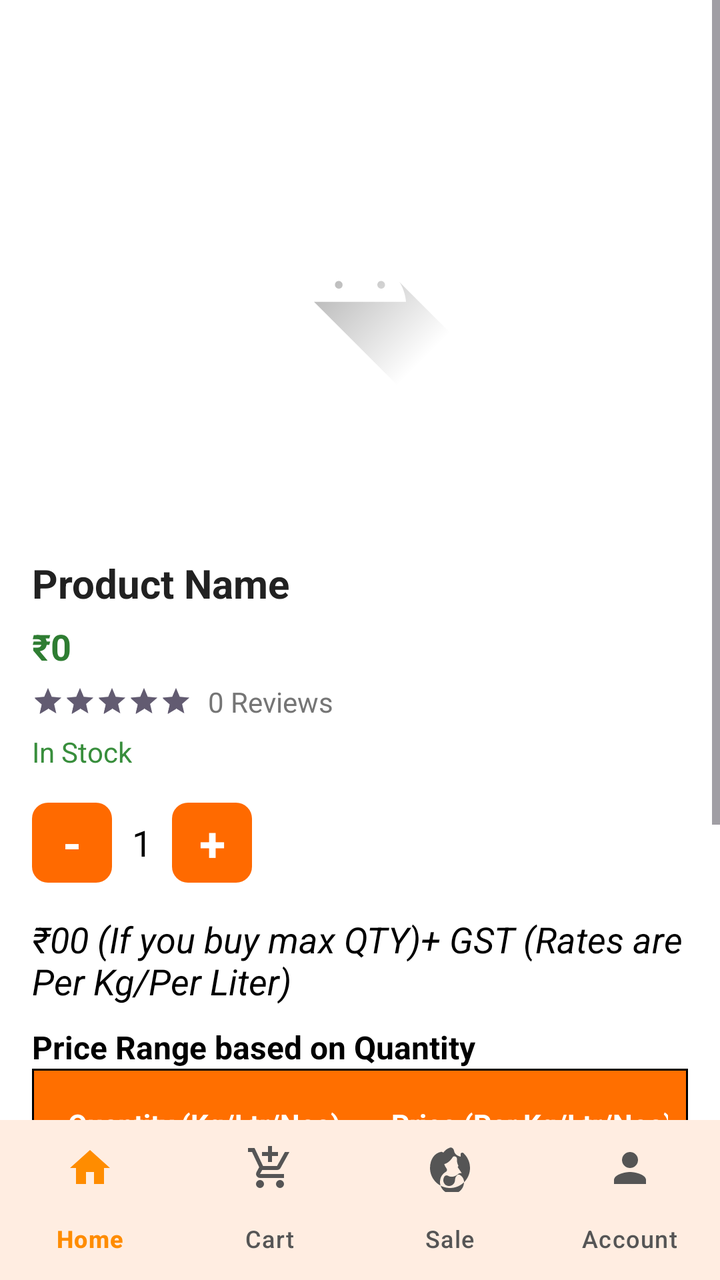
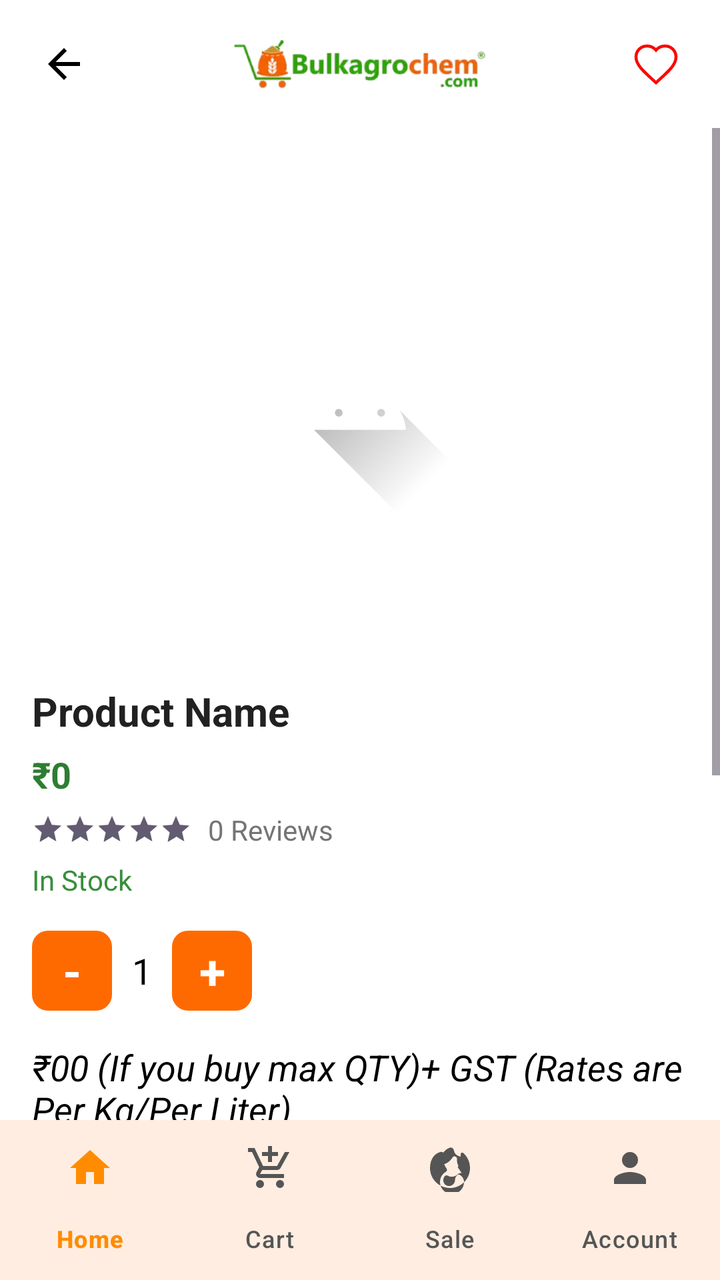

Before-and-after screenshots of an Android layout around one commit, followed by the original layout XML and the change that was made.
<!-- AndroidManifest.xml: application theme Theme.BulkAgrochem -->
<!-- res/layout/activity_product_detail.xml -->
<?xml version="1.0" encoding="utf-8"?>
<LinearLayout
    xmlns:android="http://schemas.android.com/apk/res/android"
    xmlns:app="http://schemas.android.com/apk/res-auto"
    android:layout_width="match_parent"
    android:layout_height="match_parent"
    android:orientation="vertical"
    android:fitsSystemWindows="true"
    android:background="#FFFFFF">

    <ScrollView
        android:id="@+id/main"
        android:layout_width="match_parent"
        android:layout_height="0dp"
        android:layout_weight="1"
        android:background="#FFFFFF">

        <LinearLayout
            android:layout_width="match_parent"
            android:layout_height="wrap_content"
            android:orientation="vertical"
            android:padding="16dp">

            
            <FrameLayout
                android:layout_width="match_parent"
                android:layout_height="wrap_content">

                
                <ImageView
                    android:id="@+id/imgProduct"
                    android:layout_width="match_parent"
                    android:layout_height="250dp"
                    android:scaleType="centerInside"
                    android:src="@drawable/ic_launcher_foreground" />

            </FrameLayout>


            
            <TextView
                android:id="@+id/txtProductName"
                android:layout_width="match_parent"
                android:layout_height="wrap_content"
                android:layout_marginTop="12dp"
                android:text="Product Name"
                android:textColor="#212121"
                android:textSize="20sp"
                android:textStyle="bold" />

            
            <LinearLayout
                android:layout_width="wrap_content"
                android:layout_height="wrap_content"
                android:layout_marginTop="6dp"
                android:orientation="horizontal">

                <TextView
                    android:id="@+id/txtProductPrice"
                    android:layout_width="wrap_content"
                    android:layout_height="wrap_content"
                    android:text="₹0"
                    android:textColor="#2E7D32"
                    android:textSize="18sp"
                    android:textStyle="bold" />

                <FrameLayout
                    android:layout_width="wrap_content"
                    android:layout_height="wrap_content"
                    android:layout_gravity="center_vertical">

                    <TextView
                        android:id="@+id/txtOriginalPrice"
                        android:layout_width="wrap_content"
                        android:layout_height="wrap_content"
                        android:layout_marginStart="8dp"
                        android:text="₹00"
                        android:textColor="#9E9E9E"
                        android:textSize="16sp"
                        android:visibility="gone"/>

                    <FrameLayout
                        android:id="@+id/skeletonPrice"
                        android:layout_width="60dp"
                        android:layout_height="16dp"
                        android:layout_marginStart="8dp"
                        android:visibility="gone">
                        <View android:layout_width="match_parent" android:layout_height="match_parent" android:background="#E0E0E0"/>
                        <View android:id="@+id/shimmerPrice" android:layout_width="match_parent" android:layout_height="match_parent" android:background="@drawable/shimmer_gradient"/>
                    </FrameLayout>
                </FrameLayout>

                <FrameLayout
                    android:layout_width="wrap_content"
                    android:layout_height="wrap_content"
                    android:layout_gravity="center_vertical">

                    
                    <TextView
                        android:id="@+id/txtDiscount"
                        android:layout_width="wrap_content"
                        android:layout_height="wrap_content"
                        android:layout_marginStart="10dp"
                        android:background="@drawable/bg_discount"
                        android:padding="6dp"
                        android:text="10% OFF"
                        android:textColor="#FFFFFF"
                        android:textSize="14sp"
                        android:visibility="gone" />

                    <FrameLayout
                        android:id="@+id/skeletonDiscount"
                        android:layout_width="70dp"
                        android:layout_height="24dp"
                        android:layout_marginStart="10dp"
                        android:visibility="gone">
                        <View android:layout_width="match_parent" android:layout_height="match_parent" android:background="#E0E0E0"/>
                        <View android:id="@+id/shimmerDiscount" android:layout_width="match_parent" android:layout_height="match_parent" android:background="@drawable/shimmer_gradient"/>
                    </FrameLayout>
                </FrameLayout>

            </LinearLayout>


            
            <LinearLayout
                android:layout_width="wrap_content"
                android:layout_height="wrap_content"
                android:orientation="horizontal"
                android:layout_marginTop="6dp"
                android:gravity="center_vertical">

                <RatingBar
                    android:id="@+id/ratingBar"
                    style="?android:attr/ratingBarStyleSmall"
                    android:layout_width="wrap_content"
                    android:layout_height="wrap_content"
                    android:isIndicator="true"
                    android:numStars="5"
                    android:stepSize="0.5"
                    android:rating="5"
                    android:theme="@style/Widget.AppCompat.RatingBar.Small"/>

                <TextView
                    android:id="@+id/txtReviews"
                    android:layout_width="wrap_content"
                    android:layout_height="wrap_content"
                    android:text="0 Reviews"
                    android:textSize="14sp"
                    android:textColor="#757575"
                    android:layout_marginStart="8dp"/>

            </LinearLayout>

            
            <TextView
                android:id="@+id/txtStock"
                android:layout_width="wrap_content"
                android:layout_height="wrap_content"
                android:layout_marginTop="6dp"
                android:text="In Stock"
                android:textColor="#388E3C" />


            
            <LinearLayout
                android:layout_width="wrap_content"
                android:layout_height="wrap_content"
                android:layout_marginTop="16dp"
                android:orientation="horizontal"
                android:gravity="center_vertical">

                <TextView
                    android:id="@+id/btnMinus"
                    android:layout_width="40dp"
                    android:layout_height="40dp"
                    android:background="@drawable/bg_qty_button"
                    android:foreground="?attr/selectableItemBackground"
                    android:gravity="center"
                    android:text="-"
                    android:textColor="#FFFFFF"
                    android:textSize="24sp"
                    android:textStyle="bold" />

                <TextView
                    android:id="@+id/txtQty"
                    android:layout_width="wrap_content"
                    android:layout_height="wrap_content"
                    android:minWidth="10sp"
                    android:gravity="center"
                    android:text="1"
                    android:textColor="@color/black"
                    android:textSize="18sp"
                    android:layout_marginLeft="10sp"
                    android:layout_marginRight="10sp" />

                <TextView
                    android:id="@+id/btnPlus"
                    android:layout_width="40dp"
                    android:layout_height="40dp"
                    android:background="@drawable/bg_qty_button"
                    android:foreground="?attr/selectableItemBackground"
                    android:gravity="center"
                    android:text="+"
                    android:textColor="#FFFFFF"
                    android:textSize="24sp"
                    android:textStyle="bold" />

            </LinearLayout>


            
            <TextView
                android:id="@+id/txtMaxQtyPriceInfo"
                android:layout_width="wrap_content"
                android:layout_height="wrap_content"
                android:layout_marginTop="16dp"
                android:layout_marginBottom="2dp"
                android:text="₹00 (If you buy max QTY)+ GST (Rates are Per Kg/Per Liter)"
                android:textColor="#000"
                android:textStyle="italic"
                android:textSize="18sp" />

            
            <TextView
                android:layout_width="wrap_content"
                android:layout_height="wrap_content"
                android:text="Price Range based on Quantity"
                android:textStyle="bold"
                android:textSize="16sp"
                android:layout_marginTop="8sp"
                android:textColor="#000" />

            
            <TableLayout
                android:id="@+id/tablePriceRange"
                android:layout_width="match_parent"
                android:layout_height="wrap_content"
                android:stretchColumns="*"
                android:background="@drawable/table_border"
                android:visibility="visible">

                <TableRow
                    android:background="@drawable/table_header_border"
                    android:padding="10dp">

                    <TextView
                        android:text="Quantity (Kg/Ltr/Nos)"
                        android:textColor="@android:color/white"
                        android:textStyle="bold"
                        android:padding="8dp"/>

                    <TextView
                        android:text="Price (Per Kg/Ltr/Nos)"
                        android:textColor="@android:color/white"
                        android:textStyle="bold"
                        android:padding="8dp"/>
                </TableRow>

            </TableLayout>

            
            <LinearLayout
                android:id="@+id/skeletonTable"
                android:layout_width="match_parent"
                android:layout_height="wrap_content"
                android:orientation="vertical"
                android:visibility="gone">
                <FrameLayout android:layout_width="match_parent" android:layout_height="40dp" android:layout_marginTop="4dp">
                    <View android:layout_width="match_parent" android:layout_height="match_parent" android:background="#E0E0E0"/>
                    <View android:id="@+id/shimmerTable1" android:layout_width="match_parent" android:layout_height="match_parent" android:background="@drawable/shimmer_gradient"/>
                    <View android:id="@+id/shimmerTable1_2" android:layout_width="match_parent" android:layout_height="match_parent" android:background="@drawable/shimmer_gradient"/>
                </FrameLayout>
                <FrameLayout android:layout_width="match_parent" android:layout_height="40dp" android:layout_marginTop="4dp">
                    <View android:layout_width="match_parent" android:layout_height="match_parent" android:background="#E0E0E0"/>
                    <View android:id="@+id/shimmerTable2" android:layout_width="match_parent" android:layout_height="match_parent" android:background="@drawable/shimmer_gradient"/>
                    <View android:id="@+id/shimmerTable2_2" android:layout_width="match_parent" android:layout_height="match_parent" android:background="@drawable/shimmer_gradient"/>
                </FrameLayout>
                <FrameLayout android:layout_width="match_parent" android:layout_height="40dp" android:layout_marginTop="4dp">
                    <View android:layout_width="match_parent" android:layout_height="match_parent" android:background="#E0E0E0"/>
                    <View android:id="@+id/shimmerTable3" android:layout_width="match_parent" android:layout_height="match_parent" android:background="@drawable/shimmer_gradient"/>
                    <View android:id="@+id/shimmerTable3_2" android:layout_width="match_parent" android:layout_height="match_parent" android:background="@drawable/shimmer_gradient"/>
                </FrameLayout>
            </LinearLayout>
            
            <TextView
                android:layout_width="wrap_content"
                android:layout_height="wrap_content"
                android:text="T&amp;C* GST and Transportation Charges are Extra. (Transport Charges are too Pay)"
                android:textStyle="italic"
                android:textSize="16sp"
                android:layout_marginTop="16dp"
                android:textColor="#000" />


            
            <Button
                android:id="@+id/btnAddToCart"
                android:layout_width="match_parent"
                android:layout_height="48dp"
                android:layout_marginTop="16dp"
                android:backgroundTint="#2E7D32"
                android:text="Add to Cart"
                android:textColor="#FFFFFF" />

            
            <Button
                android:id="@+id/btnReturnToCart"
                android:layout_width="match_parent"
                android:layout_height="54dp"
                android:layout_marginTop="16dp"
                android:backgroundTint="#FF6F00"
                android:text=" Return to Cart"
                android:textColor="#FFFFFF"
                android:textSize="16sp"
                android:textStyle="bold"
                app:icon="@drawable/outline_add_shopping_cart_24"
                app:iconGravity="textStart"
                app:iconPadding="10dp"
                app:iconTint="#FFFFFF"
                android:visibility="gone" />

            
            <TextView
                android:id="@+id/txtDescription"
                android:layout_width="match_parent"
                android:layout_height="wrap_content"
                android:layout_marginTop="12dp"
                android:text="Product Description..."
                android:textColor="#757575"
                android:textSize="14sp"
                android:visibility="gone" />

            
            <LinearLayout
                android:id="@+id/skeletonDescription"
                android:layout_width="match_parent"
                android:layout_height="wrap_content"
                android:orientation="vertical"
                android:layout_marginTop="12dp"
                android:visibility="gone">
                <FrameLayout android:layout_width="match_parent" android:layout_height="16dp" android:layout_marginTop="4dp">
                    <View android:layout_width="match_parent" android:layout_height="match_parent" android:background="#E0E0E0"/>
                    <View android:id="@+id/shimmerDesc1" android:layout_width="match_parent" android:layout_height="match_parent" android:background="@drawable/shimmer_gradient"/>
                    <View android:id="@+id/shimmerDesc1_2" android:layout_width="match_parent" android:layout_height="match_parent" android:background="@drawable/shimmer_gradient"/>
                </FrameLayout>
                <FrameLayout android:layout_width="match_parent" android:layout_height="16dp" android:layout_marginTop="4dp">
                    <View android:layout_width="match_parent" android:layout_height="match_parent" android:background="#E0E0E0"/>
                    <View android:id="@+id/shimmerDesc2" android:layout_width="match_parent" android:layout_height="match_parent" android:background="@drawable/shimmer_gradient"/>
                    <View android:id="@+id/shimmerDesc2_2" android:layout_width="match_parent" android:layout_height="match_parent" android:background="@drawable/shimmer_gradient"/>
                </FrameLayout>
                <FrameLayout android:layout_width="200dp" android:layout_height="16dp" android:layout_marginTop="4dp">
                    <View android:layout_width="match_parent" android:layout_height="match_parent" android:background="#E0E0E0"/>
                    <View android:id="@+id/shimmerDesc3" android:layout_width="match_parent" android:layout_height="match_parent" android:background="@drawable/shimmer_gradient"/>
                    <View android:id="@+id/shimmerDesc3_2" android:layout_width="match_parent" android:layout_height="match_parent" android:background="@drawable/shimmer_gradient"/>
                </FrameLayout>
            </LinearLayout>

            
            <TextView
                android:id="@+id/txtDetails"
                android:layout_width="match_parent"
                android:layout_height="wrap_content"
                android:layout_marginTop="12dp"
                android:text="Product Details..."
                android:textColor="#616161"
                android:textSize="14sp"
                android:visibility="gone" />

            
            <TextView
                android:id="@+id/tvRelated"
                android:layout_width="wrap_content"
                android:layout_height="wrap_content"
                android:text="Related Products"
                android:textSize="18sp"
                android:textStyle="bold"
                android:layout_marginTop="2dp"
                android:textColor="@color/black"/>

            <FrameLayout
                android:layout_width="match_parent"
                android:layout_height="wrap_content">

                <androidx.recyclerview.widget.RecyclerView
                    android:id="@+id/rvRelatedProducts"
                    android:layout_width="match_parent"
                    android:layout_height="wrap_content"
                    android:orientation="horizontal"
                    android:layout_marginTop="8dp"/>

                <HorizontalScrollView
                    android:id="@+id/skeleton_related"
                    android:layout_width="match_parent"
                    android:layout_height="wrap_content"
                    android:scrollbars="none"
                    android:visibility="gone">
                    <LinearLayout android:layout_width="wrap_content" android:layout_height="wrap_content" android:orientation="horizontal">
                        <include layout="@layout/item_skeleton_product"/>
                        <include layout="@layout/item_skeleton_product"/>
                        <include layout="@layout/item_skeleton_product"/>
                    </LinearLayout>
                </HorizontalScrollView>

            </FrameLayout>


        </LinearLayout>

    </ScrollView>

    <include layout="@layout/layout_bottom_nav" />

</LinearLayout>
<!-- res/layout/item_skeleton_product.xml (included above) -->
<?xml version="1.0" encoding="utf-8"?>
<androidx.cardview.widget.CardView xmlns:android="http://schemas.android.com/apk/res/android"
    xmlns:app="http://schemas.android.com/apk/res-auto"
    android:layout_width="150dp"
    android:layout_height="200dp"
    android:layout_margin="8dp"
    app:cardCornerRadius="8dp"
    app:cardElevation="2dp">

    <LinearLayout
        android:layout_width="match_parent"
        android:layout_height="match_parent"
        android:orientation="vertical"
        android:padding="8dp">

        <View
            android:layout_width="match_parent"
            android:layout_height="120dp"
            android:background="@drawable/bg_skeleton" />

        <View
            android:layout_width="match_parent"
            android:layout_height="16dp"
            android:layout_marginTop="8dp"
            android:background="@drawable/bg_skeleton" />

        <View
            android:layout_width="80dp"
            android:layout_height="14dp"
            android:layout_marginTop="4dp"
            android:background="@drawable/bg_skeleton" />

    </LinearLayout>
</androidx.cardview.widget.CardView>
<!-- res/layout/layout_bottom_nav.xml (included above) -->
<?xml version="1.0" encoding="utf-8"?>
<com.google.android.material.bottomnavigation.BottomNavigationView
    xmlns:android="http://schemas.android.com/apk/res/android"
    xmlns:app="http://schemas.android.com/apk/res-auto"
    android:id="@+id/bottom_navigation"
    android:layout_width="match_parent"
    android:layout_height="wrap_content"
    android:background="@android:color/white"
    app:menu="@menu/bottom_nav_menu"
    app:labelVisibilityMode="labeled"
    app:itemIconTint="@color/bottom_nav_colors"
    app:itemTextColor="@color/bottom_nav_colors"
    app:elevation="8dp" />
<!-- resources referenced by this layout -->
<resources>
  <color name="black">#FF000000</color>
  <!-- drawable bg_discount (drawable) -->
  <shape xmlns:android="http://schemas.android.com/apk/res/android">
      <solid android:color="#D32F2F"/>
      <corners android:radius="6dp"/>
  </shape>
  <!-- drawable bg_qty_button (drawable) -->
  <shape xmlns:android="http://schemas.android.com/apk/res/android">
      <solid android:color="#FF6A00"/>
      <corners android:radius="8dp"/>
  </shape>
  <!-- drawable bg_skeleton (drawable) -->
  <?xml version="1.0" encoding="utf-8"?>
  <shape xmlns:android="http://schemas.android.com/apk/res/android">
      <solid android:color="#E0E0E0" />
      <corners android:radius="4dp" />
  </shape>
  <!-- drawable shimmer_gradient (drawable) -->
  <?xml version="1.0" encoding="utf-8"?>
  <shape xmlns:android="http://schemas.android.com/apk/res/android">
      <gradient
          android:angle="135"
          android:centerColor="#BDBDBD"
          android:endColor="#E0E0E0"
          android:startColor="#E0E0E0"
          android:type="linear" />
      <corners android:radius="4dp" />
  </shape>
  <!-- drawable table_border (drawable) -->
  <shape xmlns:android="http://schemas.android.com/apk/res/android">
      <stroke
          android:width="1dp"
          android:color="@color/black"/>
  </shape>
  <!-- drawable table_header_border (drawable) -->
  <shape xmlns:android="http://schemas.android.com/apk/res/android">
      <solid android:color="#FF6F00"/>
      <stroke
          android:width="1dp"
          android:color="@color/black">
      </stroke>
  
  
  </shape>
  <style name="Theme.BulkAgrochem" parent="Base.Theme.BulkAgrochem" />
  <style name="Base.Theme.BulkAgrochem" parent="Theme.Material3.DayNight.NoActionBar">
          
          <item name="colorPrimary">@color/colorPrimary</item>
          <item name="colorPrimaryVariant">@color/colorPrimaryDark</item>
          <item name="colorOnPrimary">@color/colorOnPrimary</item>
  
          <item name="android:windowBackground">@android:color/white</item>
          <item name="colorSurface">@android:color/white</item>
  
          
          <item name="android:statusBarColor">@android:color/white</item>
          <item name="android:windowLightStatusBar">true</item>
      </style>
  <color name="colorPrimary">@color/orange_brand</color>
  <color name="colorPrimaryDark">@color/black</color>
  <color name="colorOnPrimary">@color/white</color>
  <color name="orange_brand">#FF6A00</color>
  <color name="white">#FFFFFFFF</color>
  <!-- unchanged entries left out for length: 2 -->
</resources>

<!-- the commit's change to res/layout/activity_product_detail.xml (unified diff, before → after) -->
@@ -2,11 +2,52 @@
 <LinearLayout
     xmlns:android="http://schemas.android.com/apk/res/android"
     xmlns:app="http://schemas.android.com/apk/res-auto"
+    xmlns:tools="http://schemas.android.com/tools"
     android:layout_width="match_parent"
     android:layout_height="match_parent"
     android:orientation="vertical"
     android:fitsSystemWindows="true"
     android:background="#FFFFFF">
+
+    
+    <RelativeLayout
+        android:layout_width="match_parent"
+        android:layout_height="wrap_content"
+        android:padding="12dp"
+        android:background="#FFFFFF">
+
+        <ImageButton
+            android:id="@+id/btnBack"
+            android:layout_width="40dp"
+            android:layout_height="40dp"
+            android:src="@drawable/ic_back"
+            android:background="?attr/selectableItemBackgroundBorderless"
+            android:layout_centerVertical="true"
+            app:tint="@color/black"
+            android:contentDescription="Back" />
+
+        <ImageView
+            android:id="@+id/ivLogo"
+            android:layout_width="140dp"
+            android:layout_height="40dp"
+            android:src="@drawable/logo_bulkagro"
+            android:layout_centerInParent="true"
+            android:scaleType="fitCenter"
+            android:contentDescription="@string/app_name" />
+
+        <ImageButton
+            android:id="@+id/btnWishlistDetail"
+            android:layout_width="40dp"
+            android:layout_height="40dp"
+            android:layout_alignParentEnd="true"
+            android:layout_centerVertical="true"
+            android:background="@android:color/transparent"
+            android:src="@drawable/ic_wishlist_border"
+            android:padding="6dp"
+            android:scaleType="centerInside"
+            android:contentDescription="Add to wishlist" />
+
+    </RelativeLayout>
 
     <ScrollView
         android:id="@+id/main"
@@ -278,7 +319,7 @@
                 </FrameLayout>
                 <FrameLayout android:layout_width="match_parent" android:layout_height="40dp" android:layout_marginTop="4dp">
                     <View android:layout_width="match_parent" android:layout_height="match_parent" android:background="#E0E0E0"/>
-                    <View android:id="@+id/shimmerTable3" android:layout_width="match_parent" android:layout_height="match_parent" android:background="@drawable/shimmer_gradient"/>
+                    <View android:id="@+id/shimmerTable3" android:layout_width="match_parent" android:layout_height="match_parent" android:background="#E0E0E0"/>
                     <View android:id="@+id/shimmerTable3_2" android:layout_width="match_parent" android:layout_height="match_parent" android:background="@drawable/shimmer_gradient"/>
                 </FrameLayout>
             </LinearLayout>
<!-- resource entries referenced after the edit -->
@@ -17,6 +17,25 @@
       <solid android:color="#E0E0E0" />
       <corners android:radius="4dp" />
   </shape>
+  <!-- drawable ic_back (drawable) -->
+  <vector xmlns:android="http://schemas.android.com/apk/res/android" android:autoMirrored="true" android:height="24dp" android:tint="#000000" android:viewportHeight="24" android:viewportWidth="24" android:width="24dp">
+        
+      <path android:fillColor="@android:color/white" android:pathData="M20,11H7.83l5.59,-5.59L12,4l-8,8 8,8 1.41,-1.41L7.83,13H20v-2z"/>
+      
+  </vector>
+  <!-- drawable ic_wishlist_border (drawable) -->
+  <vector xmlns:android="http://schemas.android.com/apk/res/android"
+      android:width="24dp"
+      android:height="24dp"
+      android:viewportWidth="24"
+      android:viewportHeight="24">
+    <path
+        android:fillColor="#FFFFFF"
+        android:strokeColor="#FF0000"
+        android:strokeWidth="1.5"
+        android:pathData="M12,21.35L10.55,20.03C5.4,15.36 2,12.27 2,8.5C2,5.41 4.41,3 7.5,3C9.24,3 10.91,3.81 12,5.08C13.09,3.81 14.76,3 16.5,3C19.59,3 22,5.41 22,8.5C22,12.27 18.6,15.36 13.45,20.03L12,21.35Z"/>
+  </vector>
+  <!-- drawable logo_bulkagro: png bitmap (drawable, 29486 bytes) -->
   <!-- drawable shimmer_gradient (drawable) -->
   <?xml version="1.0" encoding="utf-8"?>
   <shape xmlns:android="http://schemas.android.com/apk/res/android">
@@ -44,6 +63,7 @@
   
   
   </shape>
+  <string name="app_name">BulkAgrochem</string>
   <style name="Theme.BulkAgrochem" parent="Base.Theme.BulkAgrochem" />
   <style name="Base.Theme.BulkAgrochem" parent="Theme.Material3.DayNight.NoActionBar">
           
